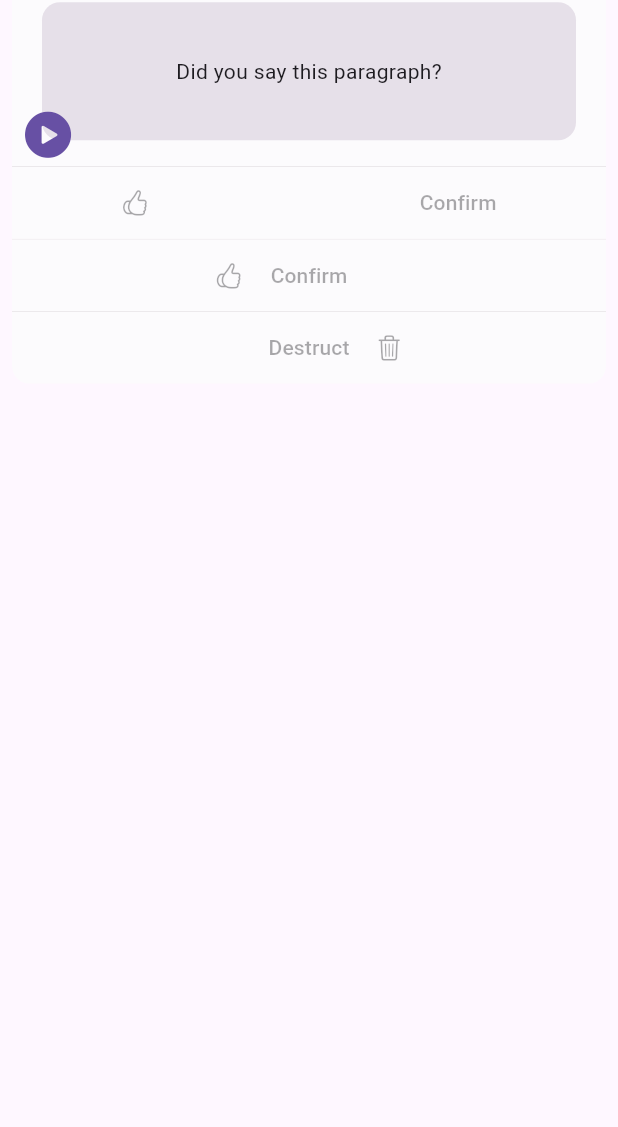
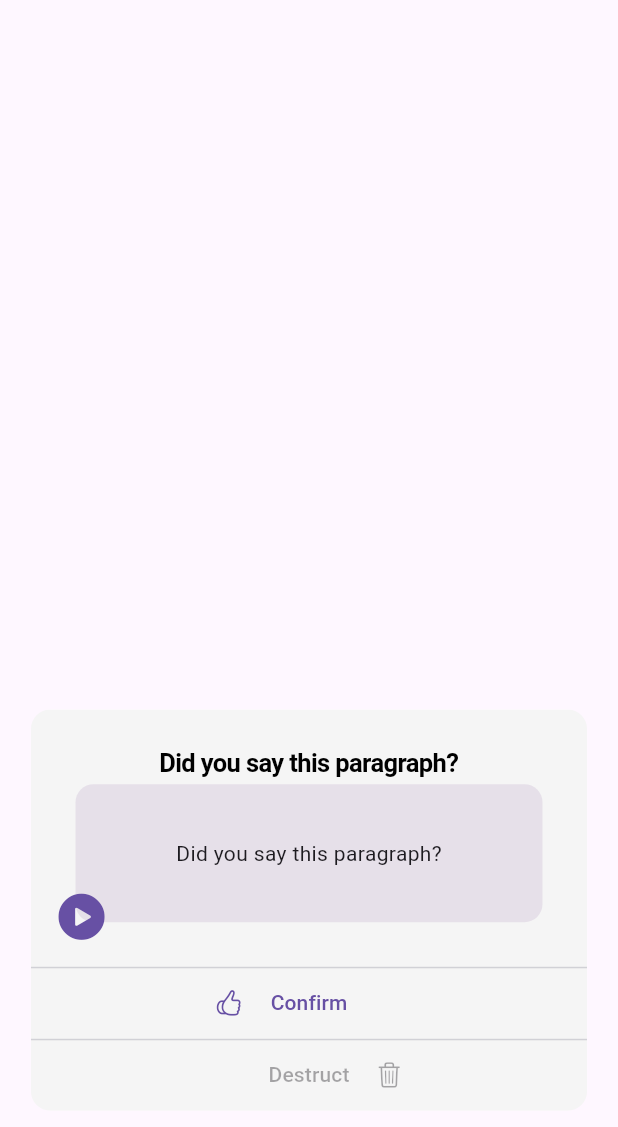
Before and after one commit to cia1099/ai_vocabulary, a Flutter app: the SpeechConfirmDialog widget shown alone on an empty page, opened directly, on a phone screen of 412 x 824 dp. Shown: the top 1127 px of the screen. Run offline on Flutter 3.47's test engine with Material 3 defaults, Android fonts, the phone set to English and light mode, and no system bars; drawn by our look-alikes of flutter_platform_widgets; our stand-ins replace audioplayers, azlistview, dotted_line, fl_chart, flutter_spinkit, transparent_image; missing offline and left inert: flutter_web_frame, sqlite3.

Commit message:
substituted CupertinoSheet to customized sheet with Material to resolve InkWell issue

```diff
--- a/lib/pages/speech_confirm_dialog.dart
+++ b/lib/pages/speech_confirm_dialog.dart
@@ -1,6 +1,7 @@
+import 'dart:ui';
+
 import 'package:flutter/cupertino.dart';
 import 'package:flutter/material.dart';
-import 'package:flutter/rendering.dart';
 import 'package:flutter_platform_widgets/flutter_platform_widgets.dart';
 
 class SpeechConfirmDialog extends StatelessWidget {
@@ -11,7 +12,155 @@ class SpeechConfirmDialog extends StatelessWidget {
   @override
   Widget build(BuildContext context) {
     final textTheme = CupertinoTheme.of(context).textTheme;
-    // return customSheet(context);
+    final hPadding = MediaQuery.of(context).size.width / 16;
+    return Stack(
+      children: [
+        Align(
+          alignment: const Alignment(0, .7),
+          child: FractionallySizedBox(
+            widthFactor: .9,
+            child: CupertinoPopupSurface(
+              child: Padding(
+                padding: EdgeInsets.only(top: hPadding),
+                child: Wrap(
+                  alignment: WrapAlignment.center,
+                  children: [
+                    Text(
+                      'Did you say this paragraph?',
+                      style: textTheme.navTitleTextStyle,
+                    ),
+                    ConstrainedBox(
+                      constraints: const BoxConstraints(
+                          minHeight: 100, minWidth: double.infinity),
+                      child: Padding(
+                        padding: EdgeInsets.symmetric(horizontal: hPadding),
+                        child: IntrinsicHeight(
+                          child: Stack(
+                            fit: StackFit.passthrough,
+                            children: [
+                              Card.filled(
+                                child: Column(
+                                  mainAxisAlignment: MainAxisAlignment.center,
+                                  children: List<Widget>.generate(
+                                      1,
+                                      (_) => const Text(
+                                          'Did you say this paragraph?')),
+                                ),
+                              ),
+                              playAlign(),
+                            ],
+                          ),
+                        ),
+                      ),
+                    ),
+                    SizedBox(height: hPadding, width: double.infinity),
+                    ConstrainedBox(
+                      constraints:
+                          const BoxConstraints(minWidth: double.infinity),
+                      child: Material(
+                        type: MaterialType.transparency,
+                        shape: const Border(
+                            top:
+                                BorderSide(color: CupertinoColors.systemGrey4)),
+                        child: InkWell(
+                          onTap: () => print('inkwell call'),
+                          child: AbsorbPointer(
+                            child: PlatformDialogAction(
+                              onPressed: () => print('action'),
+                              child: ConstrainedBox(
+                                constraints:
+                                    const BoxConstraints(maxWidth: 250 / 2),
+                                child: Stack(
+                                  alignment: AlignmentDirectional.center,
+                                  children: [
+                                    Align(
+                                      alignment: const Alignment(-1, 0),
+                                      child: Builder(builder: (context) {
+                                        final color =
+                                            DefaultTextStyle.of(context)
+                                                .style
+                                                .color;
+                                        return Icon(
+                                            CupertinoIcons.hand_thumbsup,
+                                            color: color);
+                                      }),
+                                    ),
+                                    const Center(child: Text('Confirm')),
+                                  ],
+                                ),
+                              ),
+                            ),
+                          ),
+                        ),
+                      ),
+                    ),
+                    ConstrainedBox(
+                      constraints:
+                          const BoxConstraints(minWidth: double.infinity),
+                      child: Material(
+                        type: MaterialType.transparency,
+                        shape: const Border(
+                            top:
+                                BorderSide(color: CupertinoColors.systemGrey4)),
+                        child: InkWell(
+                          onTap: () {},
+                          child: PlatformDialogAction(
+                            cupertino: (_, __) => CupertinoDialogActionData(
+                                isDestructiveAction: true),
+                            child: ConstrainedBox(
+                              constraints:
+                                  const BoxConstraints(maxWidth: 250 / 2),
+                              child: Stack(
+                                alignment: AlignmentDirectional.center,
+                                children: [
+                                  const Center(child: Text('Destruct')),
+                                  Align(
+                                    alignment: const Alignment(1, 0),
+                                    child: Builder(builder: (context) {
+                                      final color = DefaultTextStyle.of(context)
+                                          .style
+                                          .color;
+                                      return Icon(CupertinoIcons.delete_simple,
+                                          color: color);
+                                    }),
+                                  ),
+                                ],
+                              ),
+                            ),
+                          ),
+                        ),
+                      ),
+                    ),
+                  ],
+                ),
+              ),
+            ),
+          ),
+        )
+      ],
+    );
+  }
+
+  Widget playAlign() => Align(
+      alignment: const Alignment(-1, 1),
+      child: Transform.translate(
+        offset: const Offset(-10, 10),
+        child: PlatformTextButton(
+          onPressed: () {},
+          padding: EdgeInsets.zero,
+          material: (_, __) => MaterialTextButtonData(
+              style: TextButton.styleFrom(
+            padding: EdgeInsets.zero,
+            minimumSize: const Size.square(36),
+            tapTargetSize: MaterialTapTargetSize.shrinkWrap,
+          )),
+          cupertino: (_, __) => CupertinoTextButtonData(minSize: 36),
+          child: const Icon(CupertinoIcons.play_circle_fill, size: 36),
+        ),
+      ));
+
+  Widget cupertinoSheet(BuildContext context) {
+    final textTheme = CupertinoTheme.of(context).textTheme;
     return Transform.translate(
       offset: const Offset(0, -60),
       child: CupertinoActionSheet(
@@ -109,155 +258,4 @@ class SpeechConfirmDialog extends StatelessWidget {
       ),
     );
   }
-
-  Widget customSheet(BuildContext context) {
-    final textTheme = CupertinoTheme.of(context).textTheme;
-    final hPadding = MediaQuery.of(context).size.width / 16;
-    return Stack(
-      children: [
-        Align(
-          alignment: const Alignment(0, .25),
-          child: FractionallySizedBox(
-            widthFactor: .9,
-            child: CupertinoPopupSurface(
-              child: Padding(
-                padding: EdgeInsets.only(top: hPadding),
-                child: Wrap(
-                  alignment: WrapAlignment.center,
-                  children: [
-                    Text(
-                      'Did you say this paragraph?',
-                      style: textTheme.navTitleTextStyle,
-                    ),
-                    ConstrainedBox(
-                      constraints: const BoxConstraints(
-                          minHeight: 100, minWidth: double.infinity),
-                      child: Padding(
-                        padding: EdgeInsets.symmetric(horizontal: hPadding),
-                        child: Stack(
-                          fit: StackFit.passthrough,
-                          children: [
-                            Card.filled(
-                              child: Column(
-                                mainAxisAlignment: MainAxisAlignment.center,
-                                children: List.generate(
-                                    1,
-                                    (_) => const Text(
-                                        'Did you say this paragraph?')),
-                              ),
-                            ),
-                            Align(
-                                alignment: const Alignment(-1, 1),
-                                child: Transform.translate(
-                                  offset: const Offset(-10, 10),
-                                  child: PlatformTextButton(
-                                    onPressed: () {},
-                                    padding: EdgeInsets.zero,
-                                    material: (_, __) => MaterialTextButtonData(
-                                        style: TextButton.styleFrom(
-                                      padding: EdgeInsets.zero,
-                                      minimumSize: const Size.square(36),
-                                      tapTargetSize:
-                                          MaterialTapTargetSize.shrinkWrap,
-                                    )),
-                                    cupertino: (_, __) =>
-                                        CupertinoTextButtonData(minSize: 36),
-                                    child: const Icon(
-                                        CupertinoIcons.play_circle_fill,
-                                        size: 36),
-                                  ),
-                                ))
-                          ],
-                        ),
-                      ),
-                    ),
-                    SizedBox(height: hPadding, width: double.infinity),
-                    ConstrainedBox(
-                      constraints:
-                          const BoxConstraints(minWidth: double.infinity),
-                      child: DecoratedBox(
-                        decoration: const BoxDecoration(
-                            border: Border(
-                                top: BorderSide(
-                                    color: CupertinoColors.systemGrey4))),
-                        child: ElevatedButton(
-                          onPressed: () {},
-                          style: ElevatedButton.styleFrom(
-                              shape: const RoundedRectangleBorder(),
-                              textStyle: textTheme.actionTextStyle,
-                              backgroundColor: Colors.transparent,
-                              shadowColor: Colors.transparent),
-                          // color: Colors.transparent,
-                          // padding: EdgeInsets.zero,
-                          // cupertino: (_, __) =>
-                          //     CupertinoTextButtonData(originalStyle: false),
-                          child: ConstrainedBox(
-                            constraints:
-                                const BoxConstraints(maxWidth: 250 / 2),
-                            child: Stack(
-                              alignment: AlignmentDirectional.center,
-                              children: [
-                                Align(
-                                  alignment: const Alignment(-1, 0),
-                                  child: Builder(builder: (context) {
-                                    final color = DefaultTextStyle.of(context)
-                                        .style
-                                        .color;
-                                    return Icon(CupertinoIcons.hand_thumbsup,
-                                        color: color);
-                                  }),
-                                ),
-                                const Center(child: Text('Confirm')),
-                              ],
-                            ),
-                          ),
-                        ),
-                      ),
-                    ),
-                    ConstrainedBox(
-                      constraints:
-                          const BoxConstraints(minWidth: double.infinity),
-                      child: DecoratedBox(
-                        decoration: const BoxDecoration(
-                            border: Border(
-                                top: BorderSide(
-                                    color: CupertinoColors.systemGrey4))),
-                        child: PlatformTextButton(
-                          padding: EdgeInsets.zero,
-                          child: DefaultTextStyle(
-                            style: textTheme.actionTextStyle
-                                .apply(color: CupertinoColors.destructiveRed),
-                            child: ConstrainedBox(
-                              constraints:
-                                  const BoxConstraints(maxWidth: 250 / 2),
-                              child: Stack(
-                                alignment: AlignmentDirectional.center,
-                                children: [
-                                  const Center(child: Text('Destruct')),
-                                  Align(
-                                    alignment: const Alignment(1, 0),
-                                    child: Builder(builder: (context) {
-                                      final color = DefaultTextStyle.of(context)
-                                          .style
-                                          .color;
-                                      return Icon(CupertinoIcons.delete_simple,
-                                          color: color);
-                                    }),
-                                  ),
-                                ],
-                              ),
-                            ),
-                          ),
-                        ),
-                      ),
-                    ),
-                  ],
-                ),
-              ),
-            ),
-          ),
-        )
-      ],
-    );
-  }
 }
```
